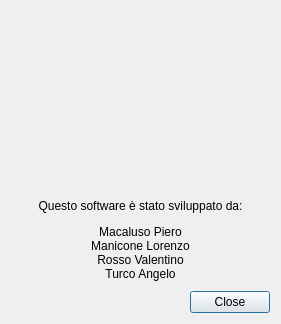
Qt form RoomMonitor/windows/about.ui (PieroMacaluso/RoomMonitor) before a commit.
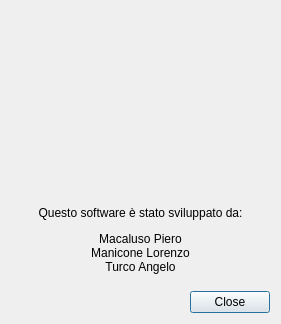
The same form after that commit. Icons and pictures are not drawn.

Commit message: [APP] Valentino Rosso scancellato da "Informazioni" per alto tradimento (I'm joking, but not so much)

What changed in the file:
```diff
--- a/RoomMonitor/windows/about.ui
+++ b/RoomMonitor/windows/about.ui
@@ -33,7 +33,7 @@
    <item>
     <widget class="QLabel" name="label">
      <property name="text">
-      <string>&lt;html&gt;&lt;head/&gt;&lt;body&gt;&lt;p align=&quot;center&quot;&gt;Questo software è stato sviluppato da:&lt;/p&gt;&lt;p align=&quot;center&quot;&gt;Macaluso Piero&lt;br/&gt;Manicone Lorenzo&lt;br/&gt;Rosso Valentino&lt;br/&gt;Turco Angelo&lt;/p&gt;&lt;/body&gt;&lt;/html&gt;</string>
+      <string>&lt;html&gt;&lt;head/&gt;&lt;body&gt;&lt;p align=&quot;center&quot;&gt;Questo software è stato sviluppato da:&lt;/p&gt;&lt;p align=&quot;center&quot;&gt;Macaluso Piero&lt;br/&gt;Manicone Lorenzo&lt;br/&gt;Turco Angelo&lt;/p&gt;&lt;/body&gt;&lt;/html&gt;</string>
      </property>
     </widget>
    </item>
```
